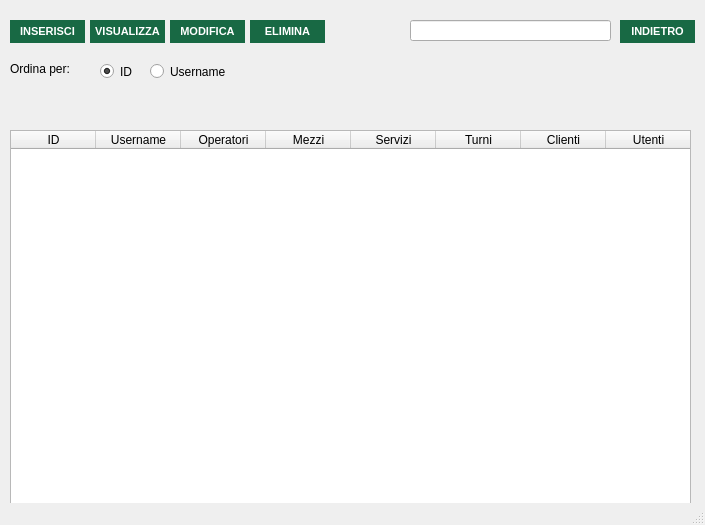
First picture: the form in src/main/gui/utenti.ui, repository OT-Rax/AnconAmbiente, before the edit.
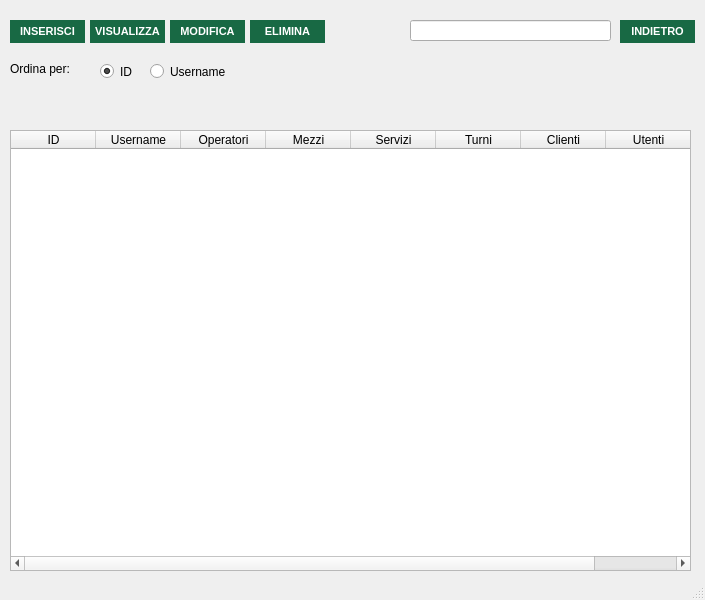
Second picture: the form after the edit. Icons and pictures are not drawn.

Diff of the .ui file:
```diff
--- a/src/main/gui/utenti.ui
+++ b/src/main/gui/utenti.ui
@@ -7,7 +7,7 @@
     <x>0</x>
     <y>0</y>
     <width>705</width>
-    <height>525</height>
+    <height>600</height>
    </rect>
   </property>
   <property name="sizePolicy">
@@ -19,7 +19,7 @@
   <property name="minimumSize">
    <size>
     <width>705</width>
-    <height>525</height>
+    <height>600</height>
    </size>
   </property>
   <property name="maximumSize">
```
